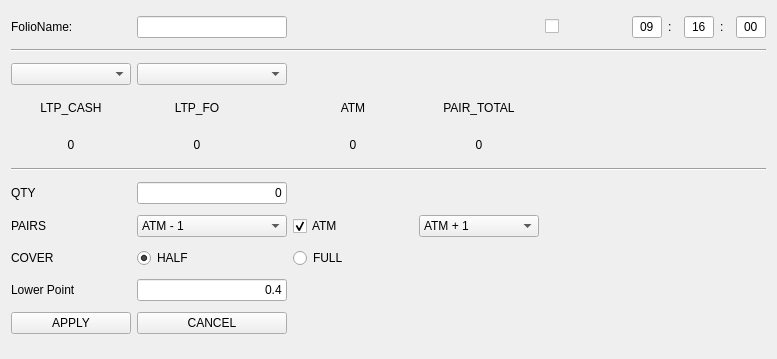
yashnmehta1/Autotrader-Reborn, file Application/Stretegies/TSpecial/UI/inputParameter.ui: the form before one commit.
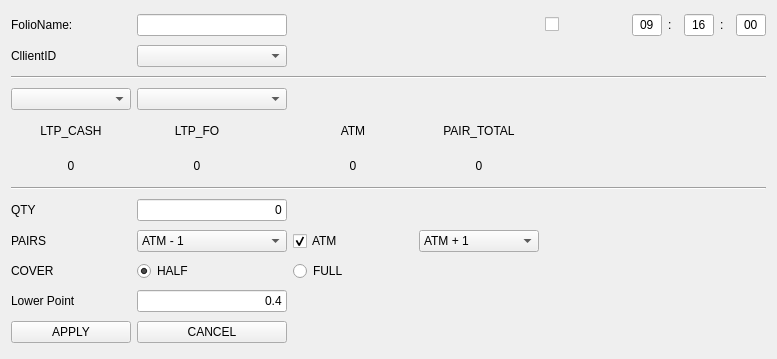
The form after the commit.

Patch:
```diff
--- a/Application/Stretegies/TSpecial/UI/inputParameter.ui
+++ b/Application/Stretegies/TSpecial/UI/inputParameter.ui
@@ -14,8 +14,8 @@
    <string>Form</string>
   </property>
   <layout class="QGridLayout" name="gridLayout">
-   <item row="6" column="3">
-    <widget class="QLabel" name="label_11">
+   <item row="6" column="1">
+    <widget class="QLabel" name="label_3">
      <property name="minimumSize">
       <size>
        <width>120</width>
@@ -25,81 +25,60 @@
      <property name="maximumSize">
       <size>
        <width>120</width>
-       <height>16777215</height>
+       <height>25</height>
       </size>
      </property>
      <property name="text">
-      <string>0</string>
-     </property>
-     <property name="alignment">
-      <set>Qt::AlignCenter</set>
+      <string>&lt;html&gt;&lt;head/&gt;&lt;body&gt;&lt;p align=&quot;center&quot;&gt;LTP_FO&lt;/p&gt;&lt;/body&gt;&lt;/html&gt;</string>
      </property>
     </widget>
    </item>
-   <item row="2" column="0">
+   <item row="3" column="0">
     <widget class="QComboBox" name="cbSymbol"/>
    </item>
-   <item row="8" column="0">
+   <item row="9" column="0">
     <widget class="QLabel" name="label_12">
      <property name="text">
       <string>QTY</string>
      </property>
     </widget>
    </item>
-   <item row="8" column="1">
-    <widget class="QLineEdit" name="leQty">
+   <item row="3" column="1">
+    <widget class="QComboBox" name="cbExp">
      <property name="maximumSize">
       <size>
        <width>150</width>
        <height>16777215</height>
       </size>
      </property>
-     <property name="text">
-      <string>0</string>
-     </property>
-     <property name="alignment">
-      <set>Qt::AlignRight|Qt::AlignTrailing|Qt::AlignVCenter</set>
-     </property>
     </widget>
    </item>
-   <item row="6" column="1">
-    <widget class="QLabel" name="label_8">
-     <property name="minimumSize">
-      <size>
-       <width>120</width>
-       <height>0</height>
-      </size>
-     </property>
-     <property name="maximumSize">
-      <size>
-       <width>120</width>
-       <height>25</height>
-      </size>
-     </property>
+   <item row="10" column="2">
+    <widget class="QCheckBox" name="checkBox">
      <property name="text">
-      <string>0</string>
+      <string>ATM</string>
      </property>
-     <property name="alignment">
-      <set>Qt::AlignCenter</set>
+     <property name="checked">
+      <bool>true</bool>
      </property>
     </widget>
    </item>
-   <item row="11" column="0">
+   <item row="12" column="0">
     <widget class="QLabel" name="label_15">
      <property name="text">
       <string>Lower Point</string>
      </property>
     </widget>
    </item>
-   <item row="9" column="0">
-    <widget class="QLabel" name="label_13">
+   <item row="11" column="0">
+    <widget class="QLabel" name="label_14">
      <property name="text">
-      <string>PAIRS</string>
+      <string>COVER</string>
      </property>
     </widget>
    </item>
-   <item row="5" column="0">
-    <widget class="QLabel" name="label_2">
+   <item row="6" column="2">
+    <widget class="QLabel" name="label_4">
      <property name="minimumSize">
       <size>
        <width>120</width>
@@ -113,49 +92,7 @@
       </size>
      </property>
      <property name="text">
-      <string>&lt;html&gt;&lt;head/&gt;&lt;body&gt;&lt;p align=&quot;center&quot;&gt;LTP_CASH&lt;/p&gt;&lt;/body&gt;&lt;/html&gt;</string>
-     </property>
-    </widget>
-   </item>
-   <item row="5" column="1">
-    <widget class="QLabel" name="label_3">
-     <property name="minimumSize">
-      <size>
-       <width>120</width>
-       <height>0</height>
-      </size>
-     </property>
-     <property name="maximumSize">
-      <size>
-       <width>120</width>
-       <height>25</height>
-      </size>
-     </property>
-     <property name="text">
-      <string>&lt;html&gt;&lt;head/&gt;&lt;body&gt;&lt;p align=&quot;center&quot;&gt;LTP_FO&lt;/p&gt;&lt;/body&gt;&lt;/html&gt;</string>
-     </property>
-    </widget>
-   </item>
-   <item row="12" column="1">
-    <widget class="QPushButton" name="pbCancel">
-     <property name="maximumSize">
-      <size>
-       <width>150</width>
-       <height>16777215</height>
-      </size>
-     </property>
-     <property name="text">
-      <string>CANCEL</string>
-     </property>
-    </widget>
-   </item>
-   <item row="10" column="1">
-    <widget class="QRadioButton" name="rbCHalf">
-     <property name="text">
-      <string>HALF</string>
-     </property>
-     <property name="checked">
-      <bool>true</bool>
+      <string>&lt;html&gt;&lt;head/&gt;&lt;body&gt;&lt;p align=&quot;center&quot;&gt;ATM&lt;/p&gt;&lt;/body&gt;&lt;/html&gt;</string>
      </property>
     </widget>
    </item>
@@ -166,192 +103,7 @@
      </property>
     </widget>
    </item>
-   <item row="12" column="0">
-    <widget class="QPushButton" name="pbApply">
-     <property name="text">
-      <string>APPLY</string>
-     </property>
-    </widget>
-   </item>
-   <item row="7" column="0" colspan="10">
-    <widget class="Line" name="line_4">
-     <property name="orientation">
-      <enum>Qt::Horizontal</enum>
-     </property>
-    </widget>
-   </item>
-   <item row="6" column="2">
-    <widget class="QLabel" name="label_9">
-     <property name="minimumSize">
-      <size>
-       <width>120</width>
-       <height>0</height>
-      </size>
-     </property>
-     <property name="maximumSize">
-      <size>
-       <width>120</width>
-       <height>25</height>
-      </size>
-     </property>
-     <property name="text">
-      <string>0</string>
-     </property>
-     <property name="alignment">
-      <set>Qt::AlignCenter</set>
-     </property>
-    </widget>
-   </item>
-   <item row="9" column="2">
-    <widget class="QCheckBox" name="checkBox">
-     <property name="text">
-      <string>ATM</string>
-     </property>
-     <property name="checked">
-      <bool>true</bool>
-     </property>
-    </widget>
-   </item>
-   <item row="9" column="3">
-    <widget class="QComboBox" name="cbLowerRange">
-     <item>
-      <property name="text">
-       <string>ATM + 1</string>
-      </property>
-     </item>
-     <item>
-      <property name="text">
-       <string>ATM + 2</string>
-      </property>
-     </item>
-     <item>
-      <property name="text">
-       <string>ATM + 3</string>
-      </property>
-     </item>
-     <item>
-      <property name="text">
-       <string>ATM + 4</string>
-      </property>
-     </item>
-     <item>
-      <property name="text">
-       <string>ATM + 5</string>
-      </property>
-     </item>
-     <item>
-      <property name="text">
-       <string>ATM + 6</string>
-      </property>
-     </item>
-     <item>
-      <property name="text">
-       <string>ATM + 7</string>
-      </property>
-     </item>
-     <item>
-      <property name="text">
-       <string>ATM + 8</string>
-      </property>
-     </item>
-     <item>
-      <property name="text">
-       <string>ATM + 9</string>
-      </property>
-     </item>
-    </widget>
-   </item>
-   <item row="10" column="0">
-    <widget class="QLabel" name="label_14">
-     <property name="text">
-      <string>COVER</string>
-     </property>
-    </widget>
-   </item>
-   <item row="6" column="0">
-    <widget class="QLabel" name="label_7">
-     <property name="minimumSize">
-      <size>
-       <width>120</width>
-       <height>0</height>
-      </size>
-     </property>
-     <property name="maximumSize">
-      <size>
-       <width>120</width>
-       <height>25</height>
-      </size>
-     </property>
-     <property name="text">
-      <string>0</string>
-     </property>
-     <property name="alignment">
-      <set>Qt::AlignCenter</set>
-     </property>
-    </widget>
-   </item>
-   <item row="11" column="1">
-    <widget class="QLineEdit" name="leLowerPoint">
-     <property name="maximumSize">
-      <size>
-       <width>150</width>
-       <height>16777215</height>
-      </size>
-     </property>
-     <property name="text">
-      <string>0.4</string>
-     </property>
-     <property name="alignment">
-      <set>Qt::AlignRight|Qt::AlignTrailing|Qt::AlignVCenter</set>
-     </property>
-    </widget>
-   </item>
-   <item row="0" column="8">
-    <widget class="QLabel" name="label_5">
-     <property name="maximumSize">
-      <size>
-       <width>10</width>
-       <height>16777215</height>
-      </size>
-     </property>
-     <property name="text">
-      <string>:</string>
-     </property>
-    </widget>
-   </item>
-   <item row="2" column="1">
-    <widget class="QComboBox" name="cbExp">
-     <property name="maximumSize">
-      <size>
-       <width>150</width>
-       <height>16777215</height>
-      </size>
-     </property>
-    </widget>
-   </item>
-   <item row="0" column="9">
-    <widget class="QLineEdit" name="lt3">
-     <property name="minimumSize">
-      <size>
-       <width>30</width>
-       <height>0</height>
-      </size>
-     </property>
-     <property name="maximumSize">
-      <size>
-       <width>30</width>
-       <height>16777215</height>
-      </size>
-     </property>
-     <property name="text">
-      <string>00</string>
-     </property>
-     <property name="alignment">
-      <set>Qt::AlignCenter</set>
-     </property>
-    </widget>
-   </item>
-   <item row="9" column="1">
+   <item row="10" column="1">
     <widget class="QComboBox" name="cbUpperRange">
      <property name="maximumSize">
       <size>
@@ -414,83 +166,6 @@
      </property>
     </widget>
    </item>
-   <item row="5" column="2">
-    <widget class="QLabel" name="label_4">
-     <property name="minimumSize">
-      <size>
-       <width>120</width>
-       <height>0</height>
-      </size>
-     </property>
-     <property name="maximumSize">
-      <size>
-       <width>120</width>
-       <height>25</height>
-      </size>
-     </property>
-     <property name="text">
-      <string>&lt;html&gt;&lt;head/&gt;&lt;body&gt;&lt;p align=&quot;center&quot;&gt;ATM&lt;/p&gt;&lt;/body&gt;&lt;/html&gt;</string>
-     </property>
-    </widget>
-   </item>
-   <item row="10" column="2">
-    <widget class="QRadioButton" name="rbCFull">
-     <property name="text">
-      <string>FULL</string>
-     </property>
-    </widget>
-   </item>
-   <item row="0" column="2" colspan="2">
-    <widget class="Line" name="line">
-     <property name="styleSheet">
-      <string notr="true">background-color: transparent;</string>
-     </property>
-     <property name="orientation">
-      <enum>Qt::Horizontal</enum>
-     </property>
-    </widget>
-   </item>
-   <item row="0" column="5">
-    <widget class="QLineEdit" name="lt1">
-     <property name="minimumSize">
-      <size>
-       <width>30</width>
-       <height>0</height>
-      </size>
-     </property>
-     <property name="maximumSize">
-      <size>
-       <width>30</width>
-       <height>16777215</height>
-      </size>
-     </property>
-     <property name="text">
-      <string>09</string>
-     </property>
-     <property name="alignment">
-      <set>Qt::AlignCenter</set>
-     </property>
-    </widget>
-   </item>
-   <item row="5" column="3">
-    <widget class="QLabel" name="label_10">
-     <property name="minimumSize">
-      <size>
-       <width>120</width>
-       <height>0</height>
-      </size>
-     </property>
-     <property name="maximumSize">
-      <size>
-       <width>120</width>
-       <height>16777215</height>
-      </size>
-     </property>
-     <property name="text">
-      <string>&lt;html&gt;&lt;head/&gt;&lt;body&gt;&lt;p align=&quot;center&quot;&gt;PAIR_TOTAL&lt;/p&gt;&lt;/body&gt;&lt;/html&gt;</string>
-     </property>
-    </widget>
-   </item>
    <item row="0" column="1">
     <widget class="QLineEdit" name="leFolioName">
      <property name="maximumSize">
@@ -501,10 +176,25 @@
      </property>
     </widget>
    </item>
-   <item row="1" column="0" colspan="10">
-    <widget class="Line" name="line_3">
-     <property name="orientation">
-      <enum>Qt::Horizontal</enum>
+   <item row="7" column="2">
+    <widget class="QLabel" name="label_9">
+     <property name="minimumSize">
+      <size>
+       <width>120</width>
+       <height>0</height>
+      </size>
+     </property>
+     <property name="maximumSize">
+      <size>
+       <width>120</width>
+       <height>25</height>
+      </size>
+     </property>
+     <property name="text">
+      <string>0</string>
+     </property>
+     <property name="alignment">
+      <set>Qt::AlignCenter</set>
      </property>
     </widget>
    </item>
@@ -530,6 +220,57 @@
      </property>
     </widget>
    </item>
+   <item row="7" column="1">
+    <widget class="QLabel" name="label_8">
+     <property name="minimumSize">
+      <size>
+       <width>120</width>
+       <height>0</height>
+      </size>
+     </property>
+     <property name="maximumSize">
+      <size>
+       <width>120</width>
+       <height>25</height>
+      </size>
+     </property>
+     <property name="text">
+      <string>0</string>
+     </property>
+     <property name="alignment">
+      <set>Qt::AlignCenter</set>
+     </property>
+    </widget>
+   </item>
+   <item row="0" column="8">
+    <widget class="QLabel" name="label_5">
+     <property name="maximumSize">
+      <size>
+       <width>10</width>
+       <height>16777215</height>
+      </size>
+     </property>
+     <property name="text">
+      <string>:</string>
+     </property>
+    </widget>
+   </item>
+   <item row="12" column="1">
+    <widget class="QLineEdit" name="leLowerPoint">
+     <property name="maximumSize">
+      <size>
+       <width>150</width>
+       <height>16777215</height>
+      </size>
+     </property>
+     <property name="text">
+      <string>0.4</string>
+     </property>
+     <property name="alignment">
+      <set>Qt::AlignRight|Qt::AlignTrailing|Qt::AlignVCenter</set>
+     </property>
+    </widget>
+   </item>
    <item row="0" column="4">
     <widget class="QCheckBox" name="cbPunchOnETime">
      <property name="text">
@@ -537,6 +278,275 @@
      </property>
     </widget>
    </item>
+   <item row="10" column="3">
+    <widget class="QComboBox" name="cbLowerRange">
+     <item>
+      <property name="text">
+       <string>ATM + 1</string>
+      </property>
+     </item>
+     <item>
+      <property name="text">
+       <string>ATM + 2</string>
+      </property>
+     </item>
+     <item>
+      <property name="text">
+       <string>ATM + 3</string>
+      </property>
+     </item>
+     <item>
+      <property name="text">
+       <string>ATM + 4</string>
+      </property>
+     </item>
+     <item>
+      <property name="text">
+       <string>ATM + 5</string>
+      </property>
+     </item>
+     <item>
+      <property name="text">
+       <string>ATM + 6</string>
+      </property>
+     </item>
+     <item>
+      <property name="text">
+       <string>ATM + 7</string>
+      </property>
+     </item>
+     <item>
+      <property name="text">
+       <string>ATM + 8</string>
+      </property>
+     </item>
+     <item>
+      <property name="text">
+       <string>ATM + 9</string>
+      </property>
+     </item>
+    </widget>
+   </item>
+   <item row="7" column="3">
+    <widget class="QLabel" name="label_11">
+     <property name="minimumSize">
+      <size>
+       <width>120</width>
+       <height>0</height>
+      </size>
+     </property>
+     <property name="maximumSize">
+      <size>
+       <width>120</width>
+       <height>16777215</height>
+      </size>
+     </property>
+     <property name="text">
+      <string>0</string>
+     </property>
+     <property name="alignment">
+      <set>Qt::AlignCenter</set>
+     </property>
+    </widget>
+   </item>
+   <item row="9" column="1">
+    <widget class="QLineEdit" name="leQty">
+     <property name="maximumSize">
+      <size>
+       <width>150</width>
+       <height>16777215</height>
+      </size>
+     </property>
+     <property name="text">
+      <string>0</string>
+     </property>
+     <property name="alignment">
+      <set>Qt::AlignRight|Qt::AlignTrailing|Qt::AlignVCenter</set>
+     </property>
+    </widget>
+   </item>
+   <item row="0" column="9">
+    <widget class="QLineEdit" name="lt3">
+     <property name="minimumSize">
+      <size>
+       <width>30</width>
+       <height>0</height>
+      </size>
+     </property>
+     <property name="maximumSize">
+      <size>
+       <width>30</width>
+       <height>16777215</height>
+      </size>
+     </property>
+     <property name="text">
+      <string>00</string>
+     </property>
+     <property name="alignment">
+      <set>Qt::AlignCenter</set>
+     </property>
+    </widget>
+   </item>
+   <item row="6" column="3">
+    <widget class="QLabel" name="label_10">
+     <property name="minimumSize">
+      <size>
+       <width>120</width>
+       <height>0</height>
+      </size>
+     </property>
+     <property name="maximumSize">
+      <size>
+       <width>120</width>
+       <height>16777215</height>
+      </size>
+     </property>
+     <property name="text">
+      <string>&lt;html&gt;&lt;head/&gt;&lt;body&gt;&lt;p align=&quot;center&quot;&gt;PAIR_TOTAL&lt;/p&gt;&lt;/body&gt;&lt;/html&gt;</string>
+     </property>
+    </widget>
+   </item>
+   <item row="13" column="0">
+    <widget class="QPushButton" name="pbApply">
+     <property name="text">
+      <string>APPLY</string>
+     </property>
+    </widget>
+   </item>
+   <item row="0" column="5">
+    <widget class="QLineEdit" name="lt1">
+     <property name="minimumSize">
+      <size>
+       <width>30</width>
+       <height>0</height>
+      </size>
+     </property>
+     <property name="maximumSize">
+      <size>
+       <width>30</width>
+       <height>16777215</height>
+      </size>
+     </property>
+     <property name="text">
+      <string>09</string>
+     </property>
+     <property name="alignment">
+      <set>Qt::AlignCenter</set>
+     </property>
+    </widget>
+   </item>
+   <item row="11" column="1">
+    <widget class="QRadioButton" name="rbCHalf">
+     <property name="text">
+      <string>HALF</string>
+     </property>
+     <property name="checked">
+      <bool>true</bool>
+     </property>
+    </widget>
+   </item>
+   <item row="7" column="0">
+    <widget class="QLabel" name="label_7">
+     <property name="minimumSize">
+      <size>
+       <width>120</width>
+       <height>0</height>
+      </size>
+     </property>
+     <property name="maximumSize">
+      <size>
+       <width>120</width>
+       <height>25</height>
+      </size>
+     </property>
+     <property name="text">
+      <string>0</string>
+     </property>
+     <property name="alignment">
+      <set>Qt::AlignCenter</set>
+     </property>
+    </widget>
+   </item>
+   <item row="13" column="1">
+    <widget class="QPushButton" name="pbCancel">
+     <property name="maximumSize">
+      <size>
+       <width>150</width>
+       <height>16777215</height>
+      </size>
+     </property>
+     <property name="text">
+      <string>CANCEL</string>
+     </property>
+    </widget>
+   </item>
+   <item row="0" column="2" colspan="2">
+    <widget class="Line" name="line">
+     <property name="styleSheet">
+      <string notr="true">background-color: transparent;</string>
+     </property>
+     <property name="orientation">
+      <enum>Qt::Horizontal</enum>
+     </property>
+    </widget>
+   </item>
+   <item row="8" column="0" colspan="10">
+    <widget class="Line" name="line_4">
+     <property name="orientation">
+      <enum>Qt::Horizontal</enum>
+     </property>
+    </widget>
+   </item>
+   <item row="11" column="2">
+    <widget class="QRadioButton" name="rbCFull">
+     <property name="text">
+      <string>FULL</string>
+     </property>
+    </widget>
+   </item>
+   <item row="10" column="0">
+    <widget class="QLabel" name="label_13">
+     <property name="text">
+      <string>PAIRS</string>
+     </property>
+    </widget>
+   </item>
+   <item row="2" column="0" colspan="10">
+    <widget class="Line" name="line_3">
+     <property name="orientation">
+      <enum>Qt::Horizontal</enum>
+     </property>
+    </widget>
+   </item>
+   <item row="6" column="0">
+    <widget class="QLabel" name="label_2">
+     <property name="minimumSize">
+      <size>
+       <width>120</width>
+       <height>0</height>
+      </size>
+     </property>
+     <property name="maximumSize">
+      <size>
+       <width>120</width>
+       <height>25</height>
+      </size>
+     </property>
+     <property name="text">
+      <string>&lt;html&gt;&lt;head/&gt;&lt;body&gt;&lt;p align=&quot;center&quot;&gt;LTP_CASH&lt;/p&gt;&lt;/body&gt;&lt;/html&gt;</string>
+     </property>
+    </widget>
+   </item>
+   <item row="1" column="0">
+    <widget class="QLabel" name="label_16">
+     <property name="text">
+      <string>CllientID</string>
+     </property>
+    </widget>
+   </item>
+   <item row="1" column="1">
+    <widget class="QComboBox" name="comboBox"/>
+   </item>
   </layout>
  </widget>
  <tabstops>
```
